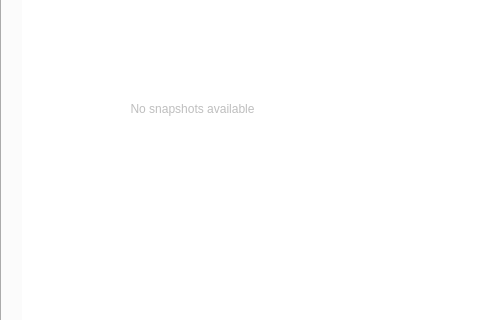
Above: android/android-emu/android/skin/qt/extended-pages/snapshot-page.ui from aosp-mirror/platform_external_qemu before the change; both pictures show x 0 to 480 and y 106 to 426 of the 622 by 600 pixel window. Below: the same form after it.
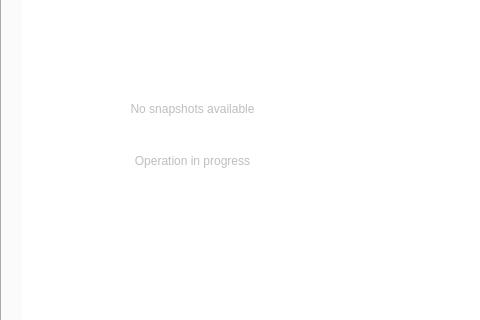
That is the form after the change. Icons and pictures are not drawn. Custom widgets are drawn as their Qt base class.

Commit message: [snapshot] Disable UI during snapshot operations

```diff
--- a/android/android-emu/android/skin/qt/extended-pages/snapshot-page.ui
+++ b/android/android-emu/android/skin/qt/extended-pages/snapshot-page.ui
@@ -400,6 +400,25 @@
       <string>HorizDivider2</string>
      </property>
     </widget>
+    <widget class="QLabel" name="inProgressLabel">
+     <property name="enabled">
+      <bool>false</bool>
+     </property>
+     <property name="geometry">
+      <rect>
+       <x>100</x>
+       <y>190</y>
+       <width>181</width>
+       <height>61</height>
+      </rect>
+     </property>
+     <property name="text">
+      <string>Operation in progress</string>
+     </property>
+     <property name="alignment">
+      <set>Qt::AlignCenter</set>
+     </property>
+    </widget>
     <zorder>deleteSnapshot</zorder>
     <zorder>defaultSnapshotDisplay</zorder>
     <zorder>selectionInfo</zorder>
@@ -412,6 +431,7 @@
     <zorder>line</zorder>
     <zorder>reduceInfoButton</zorder>
     <zorder>enlargeInfoButton</zorder>
+    <zorder>inProgressLabel</zorder>
    </widget>
    <widget class="QWidget" name="settingsTab">
     <attribute name="title">
```
The commit also changes 3 other files.
